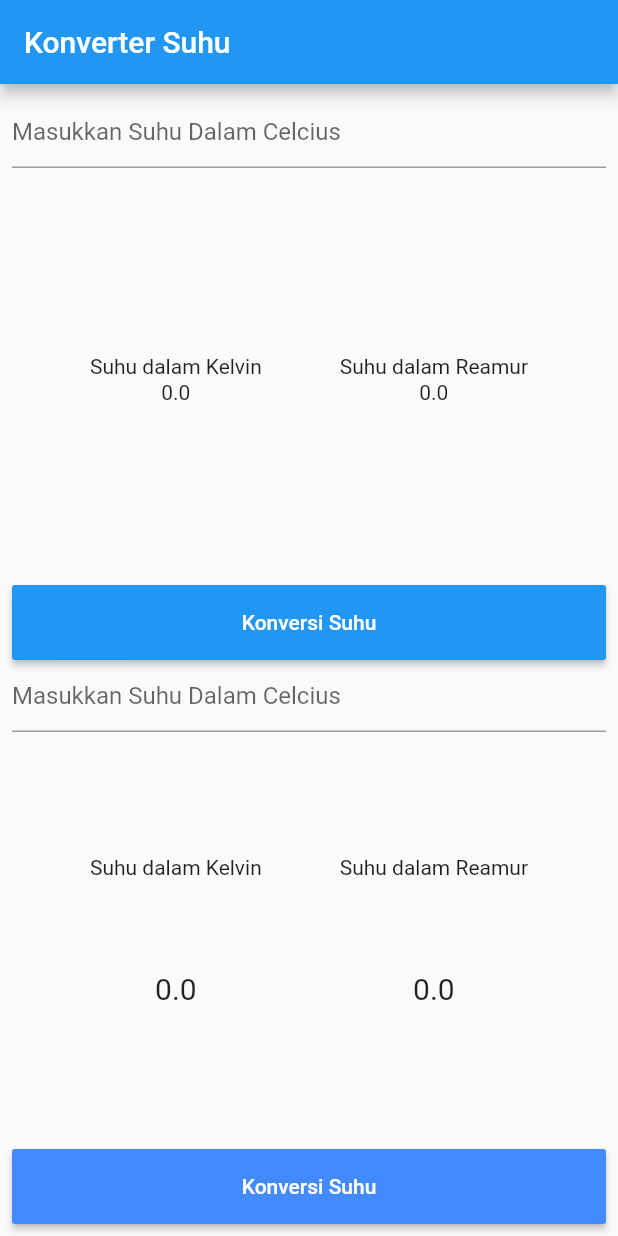
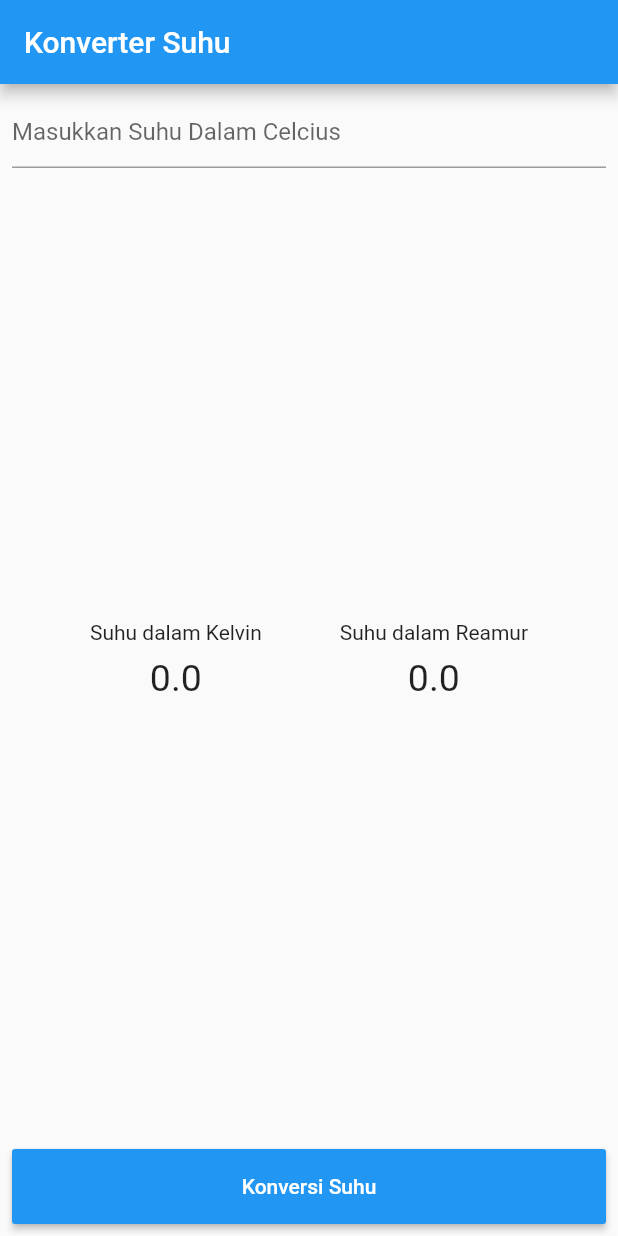
Before and after one commit to chafidhoturrochimah/flutter_aplikasi_statefull_widget, a Flutter app: the screen it shows after launch, on a phone screen of 412 x 824 dp. Run offline on Flutter 3.47's test engine with Material 2 defaults, Android fonts, the phone set to English and light mode, and no system bars.

Commit message:
update konverter suhu

```diff
--- a/lib/main.dart
+++ b/lib/main.dart
@@ -1,8 +1,8 @@
 import 'package:flutter/material.dart';
 import 'package:flutter/services.dart';
-import 'package:flutter_aplikasi_statefull_widget/convert.dart';
-import 'package:flutter_aplikasi_statefull_widget/input.dart';
-import 'package:flutter_aplikasi_statefull_widget/result.dart';
+import 'convert.dart';
+import 'input.dart';
+import 'result.dart';
 
 void main() {
   runApp(MyApp());
@@ -64,7 +64,7 @@ class _MyAppState extends State<MyApp> {
                           Text('Suhu dalam Kelvin',
                           style: TextStyle(height: 1.5)
                           ),
-                          Text('$_kelvin'),
+                          Text('$_kelvin', style: TextStyle(height: 1.5, fontSize:25),),
                         ],
                       ),
 
@@ -74,7 +74,7 @@ class _MyAppState extends State<MyApp> {
                           Text('Suhu dalam Reamur',
                           style: TextStyle(height: 1.5)
                           ),
-                          Text('$_reamur'),
+                          Text('$_reamur', style: TextStyle(height: 1.5, fontSize:25),),
                         ],
                       ),
                     ],
@@ -95,9 +95,6 @@ class _MyAppState extends State<MyApp> {
                     )
                   ),
                 ),
-                Input(etInput: etInput),
-                Result(kelvin: _kelvin, reamur: _reamur),
-                Convert(konvertHandler: _konversiSuhu),
               ],
             ),
           ),
```
